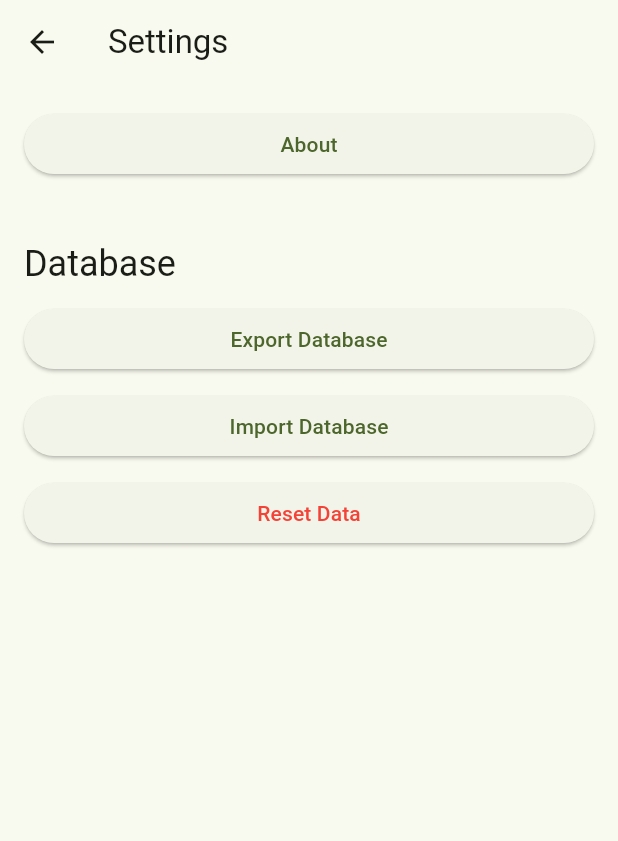
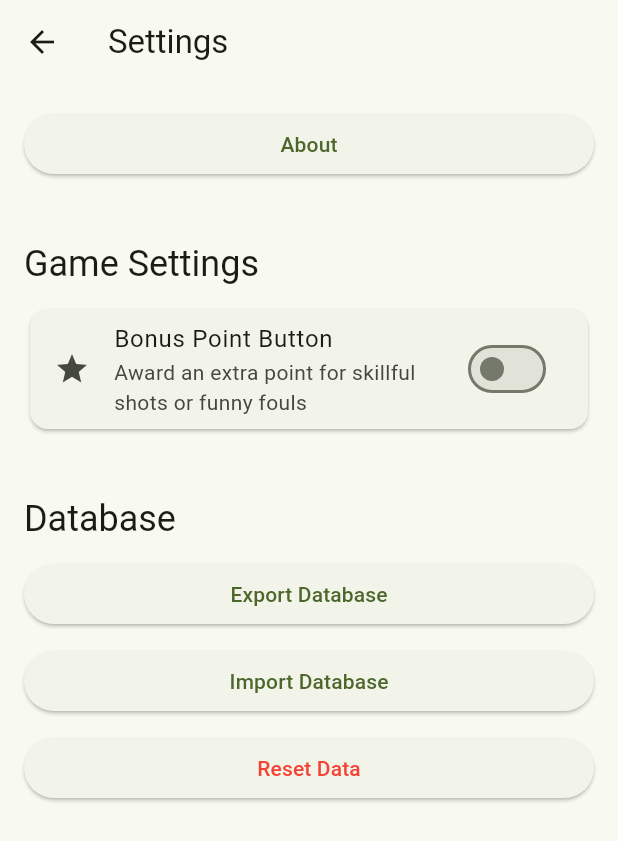
Before and after one commit to ben-fletcher/Pooker, a Flutter app: the screen it shows after launch, after a tap on the "settings" icon, on a phone screen of 412 x 824 dp. Shown: the top 841 px of the screen. Run offline on Flutter 3.47's test engine with Material 3 defaults, Android fonts, the phone set to English and light mode, and no system bars; our stand-ins replace confetti, file_picker, google_fonts, package_info_plus, sqflite, sqflite_common_ffi_web and 1 more; accounts and stored records are empty; Roboto replaces fonts that are missing (AR One Sans).

Commit message:
Add bonus point feature

```diff
--- a/lib/pages/calculator.dart
+++ b/lib/pages/calculator.dart
@@ -24,6 +24,11 @@ class _CalculatorPageState extends State<CalculatorPage> {
   void initState() {
     super.initState();
     WakelockPlus.enable();
+    // Load settings from database
+    WidgetsBinding.instance.addPostFrameCallback((_) {
+      final gameModel = Provider.of<GameModel>(context, listen: false);
+      gameModel.loadSettings();
+    });
   }
 
   @override
--- a/lib/pages/settings.dart
+++ b/lib/pages/settings.dart
@@ -12,6 +12,28 @@ class SettingsPage extends StatefulWidget {
 }
 
 class _SettingsPageState extends State<SettingsPage> {
+  bool _skillShotEnabled = false;
+
+  @override
+  void initState() {
+    super.initState();
+    _loadSettings();
+  }
+
+  Future<void> _loadSettings() async {
+    final skillShotEnabled = await GameDatabaseService.getSkillShotEnabled();
+    setState(() {
+      _skillShotEnabled = skillShotEnabled;
+    });
+  }
+
+  Future<void> _toggleSkillShot(bool value) async {
+    await GameDatabaseService.setSkillShotEnabled(value);
+    setState(() {
+      _skillShotEnabled = value;
+    });
+  }
+
   Future<void> _exportDatabase() async {
     if (kIsWeb) {
       ScaffoldMessenger.of(context).showSnackBar(
@@ -106,6 +128,22 @@ class _SettingsPageState extends State<SettingsPage> {
             ),
             const SizedBox(height: 20),
             Text(
+              'Game Settings',
+              style: Theme.of(context).textTheme.headlineSmall,
+            ),
+            Card(
+              child: SwitchListTile(
+                title: const Text('Bonus Point Button'),
+                subtitle: const Text(
+                  'Award an extra point for skillful shots or funny fouls',
+                ),
+                value: _skillShotEnabled,
+                onChanged: _toggleSkillShot,
+                secondary: const Icon(Icons.star),
+              ),
+            ),
+            const SizedBox(height: 20),
+            Text(
               'Database',
               style: Theme.of(context).textTheme.headlineSmall,
             ),
--- a/lib/services/database_service.dart
+++ b/lib/services/database_service.dart
@@ -20,13 +20,18 @@ class GameDatabaseService {
             'CREATE TABLE game_history(id INTEGER PRIMARY KEY, date TEXT, players TEXT)');
         await db
             .execute('CREATE TABLE player(id INTEGER PRIMARY KEY, name TEXT)');
+        await db.execute(
+            'CREATE TABLE settings(key TEXT PRIMARY KEY, value TEXT)');
       },
       onUpgrade: (db, oldVersion, newVersion) {
         if (oldVersion == 1) {
           db.execute('CREATE TABLE player(id INTEGER PRIMARY KEY, name TEXT)');
         }
+        if (oldVersion < 3) {
+          db.execute('CREATE TABLE settings(key TEXT PRIMARY KEY, value TEXT)');
+        }
       },
-      version: 2,
+      version: 3,
     );
   }
 
@@ -210,4 +215,34 @@ class GameDatabaseService {
     await deleteDatabase(await getDatabasesPath());
     await initDatabase();
   }
+
+  // Settings methods
+  static Future<void> setSetting(String key, String value) async {
+    if (_database == null) return;
+    await _database!.insert(
+      'settings',
+      {'key': key, 'value': value},
+      conflictAlgorithm: ConflictAlgorithm.replace,
+    );
+  }
+
+  static Future<String?> getSetting(String key) async {
+    if (_database == null) return null;
+    final List<Map<String, dynamic>> maps = await _database!.query(
+      'settings',
+      where: 'key = ?',
+      whereArgs: [key],
+    );
+    if (maps.isEmpty) return null;
+    return maps.first['value'] as String?;
+  }
+
+  static Future<bool> getSkillShotEnabled() async {
+    final value = await getSetting('skill_shot_enabled');
+    return value == 'true';
+  }
+
+  static Future<void> setSkillShotEnabled(bool enabled) async {
+    await setSetting('skill_shot_enabled', enabled.toString());
+  }
 }
```
Also changed, not shown: lib/models/game_model.dart (+41 -0 lines), lib/widgets/action_buttons.dart (+67 -0 lines), lib/widgets/scoreboard.dart (+6 -1 lines).
